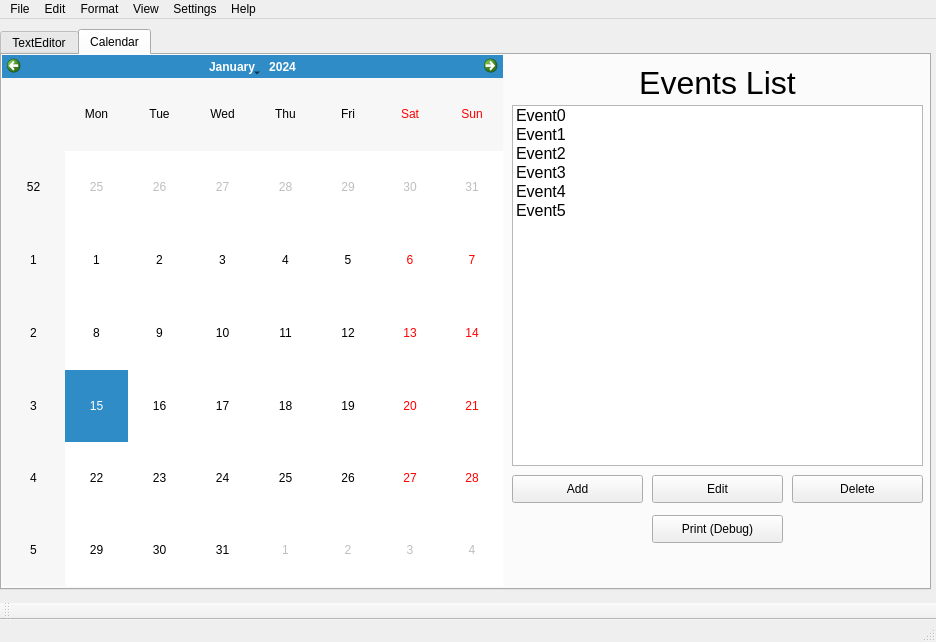
The window that Qt Project Files/SpiralBound/mainwindow.ui (ECU-CSCI-4230/SpiralBound) describes before a commit, drawn with Qt 5.
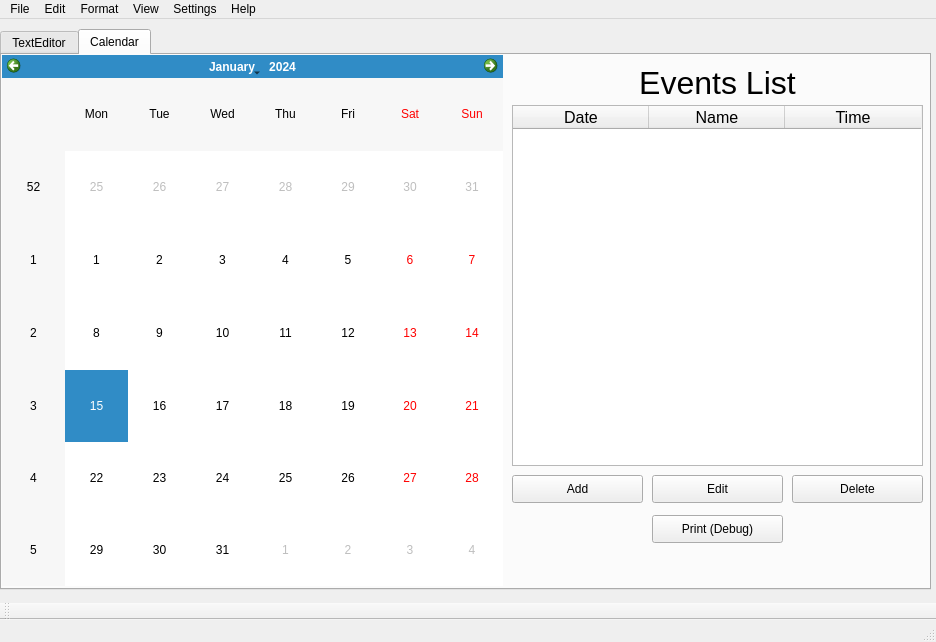
The same window after the commit. Icons and pictures are not drawn.

What changed in the file:
```diff
--- a/Qt Project Files/SpiralBound/mainwindow.ui
+++ b/Qt Project Files/SpiralBound/mainwindow.ui
@@ -71,7 +71,7 @@
        </rect>
       </property>
      </widget>
-     <widget class="QListWidget" name="listWidget_eventList">
+     <widget class="QTableWidget" name="tableWidget_eventList">
       <property name="geometry">
        <rect>
         <x>510</x>
@@ -85,36 +85,27 @@
         <pointsize>12</pointsize>
        </font>
       </property>
-      <item>
+      <attribute name="horizontalHeaderCascadingSectionResizes">
+       <bool>false</bool>
+      </attribute>
+      <attribute name="horizontalHeaderDefaultSectionSize">
+       <number>136</number>
+      </attribute>
+      <column>
        <property name="text">
-        <string>Event0</string>
+        <string>Date</string>
        </property>
-      </item>
-      <item>
+      </column>
+      <column>
        <property name="text">
-        <string>Event1 </string>
+        <string>Name</string>
        </property>
-      </item>
-      <item>
+      </column>
+      <column>
        <property name="text">
-        <string>Event2</string>
+        <string>Time</string>
        </property>
-      </item>
-      <item>
-       <property name="text">
-        <string>Event3</string>
-       </property>
-      </item>
-      <item>
-       <property name="text">
-        <string>Event4</string>
-       </property>
-      </item>
-      <item>
-       <property name="text">
-        <string>Event5</string>
-       </property>
-      </item>
+      </column>
      </widget>
      <widget class="QPushButton" name="pushButton_addEvent">
       <property name="geometry">
```
